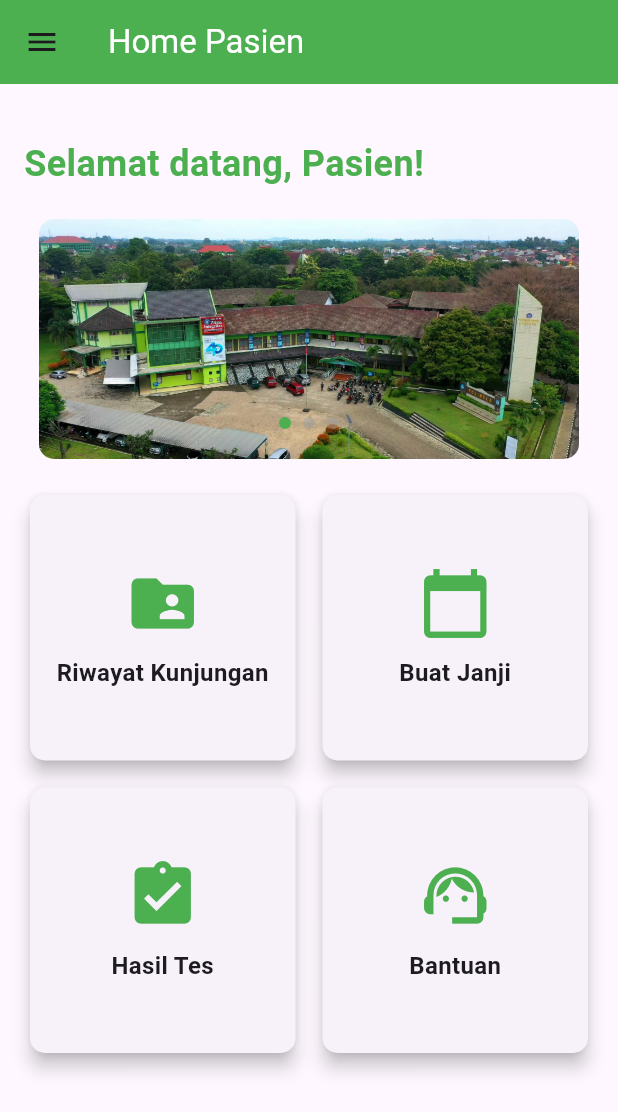
After one commit to ariandika79754/PM, a Flutter app: the HomePasienScreen screen opened directly, on a phone screen of 412 x 824 dp. The commit adds this screen. Shown: the top 1112 px of the screen. Run offline on Flutter 3.47's test engine with Material 3 defaults, Android fonts, the phone set to English and light mode, and no system bars; our stand-ins replace image_picker, open_file, pdf, shared_preferences; accounts and stored records are empty.

Commit message:
update by ari

```diff
--- /dev/null
+++ b/lib/screens/komponen/home_pasien_screen.dart
@@ -0,0 +1,276 @@
+import 'package:flutter/material.dart';
+import 'package:shared_preferences/shared_preferences.dart'; // Tambahkan ini
+import '../layoutpasien/riwayat_kunjungan_screen.dart';
+import '../layoutpasien/buat_janji_screen.dart';
+import '../layoutpasien/hasil_tes_screen.dart';
+import '../layoutpasien/bantuan_screen.dart';
+import '../layoutpasien/profile_screen.dart';
+
+class HomePasienScreen extends StatefulWidget {
+  @override
+  _HomePasienScreenState createState() => _HomePasienScreenState();
+}
+
+class _HomePasienScreenState extends State<HomePasienScreen> {
+  int _currentIndex = 0;
+  String? _userEmail;
+  String? _userAvatar;
+  final List<String> _imageAssets = [
+    'assets/images/hero.jpg',
+    'assets/images/klinik.jpg',
+    'assets/images/klinik.jpg',
+  ];
+
+  @override
+  void initState() {
+    super.initState();
+    _loadUserData();
+  }
+
+  // Fungsi untuk memuat email dan avatar dari sesi pengguna
+  Future<void> _loadUserData() async {
+    SharedPreferences prefs = await SharedPreferences.getInstance();
+    setState(() {
+      _userEmail = prefs.getString('email') ?? 'pasien@example.com'; // Default
+      _userAvatar = prefs.getString('avatar') ??
+          'assets/images/default_avatar.png'; // Default avatar
+    });
+  }
+
+  @override
+  Widget build(BuildContext context) {
+    return Scaffold(
+      appBar: AppBar(
+        title: Text(
+          'Home Pasien',
+          style: TextStyle(color: Colors.white),
+        ),
+        backgroundColor: Colors.green,
+        leading: Builder(
+          builder: (BuildContext context) {
+            return IconButton(
+              icon: Icon(Icons.menu),
+              onPressed: () {
+                Scaffold.of(context).openDrawer();
+              },
+            );
+          },
+        ),
+      ),
+      drawer: Drawer(
+        child: ListView(
+          children: [
+            UserAccountsDrawerHeader(
+              accountName: Text('Pasien'),
+              accountEmail: Text(
+                  _userEmail ?? 'pasien@example.com'), // Email sesuai login
+              currentAccountPicture: CircleAvatar(
+                backgroundImage: AssetImage(_userAvatar ??
+                    'assets/images/default_avatar.png'), // Avatar sesuai login
+                backgroundColor: Colors.white,
+              ),
+            ),
+            ListTile(
+              leading: Icon(Icons.person),
+              title: Text('Profil'),
+              onTap: () {
+                Navigator.push(
+                  context,
+                  MaterialPageRoute(
+                    builder: (context) => ProfileScreen(), // Halaman profil
+                  ),
+                );
+              },
+            ),
+            ListTile(
+              leading: Icon(Icons.monitor_heart),
+              title: Text('Alat Gula Darah'),
+              onTap: () {
+                Navigator.pop(context);
+              },
+            ),
+            ListTile(
+              leading: Icon(Icons.close),
+              title: Text('Tutup'),
+              onTap: () {
+                Navigator.pop(context); // Untuk menutup drawer
+              },
+            ),
+          ],
+        ),
+      ),
+      body: Padding(
+        padding: const EdgeInsets.all(16.0),
+        child: Column(
+          crossAxisAlignment: CrossAxisAlignment.start,
+          children: [
+            Padding(
+              padding: const EdgeInsets.only(top: 20.0),
+              child: Text(
+                'Selamat datang, Pasien!',
+                style: TextStyle(
+                  fontSize: 24,
+                  fontWeight: FontWeight.bold,
+                  color: Colors.green,
+                ),
+              ),
+            ),
+            SizedBox(height: 20),
+            SizedBox(
+              height: 160, // Tetap tinggi gambar
+              child: Stack(
+                children: [
+                  PageView.builder(
+                    itemCount: _imageAssets.length,
+                    pageSnapping: true,
+                    controller: PageController(
+                        viewportFraction: 1), // Mengatur jarak antar gambar
+                    onPageChanged: (index) {
+                      setState(() {
+                        _currentIndex = index;
+                      });
+                    },
+                    itemBuilder: (context, index) {
+                      return Padding(
+                        padding: const EdgeInsets.symmetric(
+                            horizontal: 10.0), // Menambahkan padding di sisi
+                        child: ClipRRect(
+                          borderRadius: BorderRadius.circular(10.0),
+                          child: Image.asset(
+                            _imageAssets[index],
+                            fit: BoxFit.cover,
+                          ),
+                        ),
+                      );
+                    },
+                  ),
+                  // Pindahkan dot di bawah gambar dan tambah jarak
+                  Align(
+                    alignment: Alignment.bottomCenter,
+                    child: Padding(
+                      padding: const EdgeInsets.only(
+                          top: 130.0, bottom: 20.0), // Atur jarak ke bawah
+                      child: Row(
+                        mainAxisAlignment: MainAxisAlignment.center,
+                        children: List.generate(
+                          _imageAssets.length,
+                          (index) => Padding(
+                            padding:
+                                const EdgeInsets.symmetric(horizontal: 4.0),
+                            child: GestureDetector(
+                              onTap: () {
+                                setState(() {
+                                  _currentIndex = index;
+                                });
+                              },
+                              child: Container(
+                                width: 8.0,
+                                height: 8.0,
+                                decoration: BoxDecoration(
+                                  color: _currentIndex == index
+                                      ? Colors.green
+                                      : Colors.grey.withOpacity(0.5),
+                                  shape: BoxShape.circle,
+                                ),
+                              ),
+                            ),
+                          ),
+                        ),
+                      ),
+                    ),
+                  ),
+                ],
+              ),
+            ),
+            SizedBox(height: 20),
+            Expanded(
+              child: GridView.count(
+                crossAxisCount: 2,
+                crossAxisSpacing: 10,
+                mainAxisSpacing: 10,
+                children: [
+                  _buildFeatureCard(
+                    icon: Icons.folder_shared,
+                    label: 'Riwayat Kunjungan',
+                    onTap: () {
+                      Navigator.push(
+                        context,
+                        MaterialPageRoute(
+                          builder: (context) => RiwayatKunjunganScreen(),
+                        ),
+                      );
+                    },
+                  ),
+                  _buildFeatureCard(
+                    icon: Icons.calendar_today,
+                    label: 'Buat Janji',
+                    onTap: () {
+                      Navigator.push(
+                        context,
+                        MaterialPageRoute(
+                          builder: (context) => BuatJanjiScreen(),
+                        ),
+                      );
+                    },
+                  ),
+                  _buildFeatureCard(
+                    icon: Icons.assignment_turned_in,
+                    label: 'Hasil Tes',
+                    onTap: () {
+                      Navigator.push(
+                        context,
+                        MaterialPageRoute(
+                          builder: (context) => HasilTesScreen(),
+                        ),
+                      );
+                    },
+                  ),
+                  _buildFeatureCard(
+                    icon: Icons.support_agent,
+                    label: 'Bantuan',
+                    onTap: () {
+                      Navigator.push(
+                        context,
+                        MaterialPageRoute(
+                          builder: (context) => BantuanScreen(),
+                        ),
+                      );
+                    },
+                  ),
+                ],
+              ),
+            ),
+          ],
+        ),
+      ),
+    );
+  }
+
+  Widget _buildFeatureCard({
+    required IconData icon,
+    required String label,
+    required VoidCallback onTap,
+  }) {
+    return GestureDetector(
+      onTap: onTap,
+      child: Card(
+        elevation: 5,
+        shape: RoundedRectangleBorder(
+          borderRadius: BorderRadius.circular(10.0),
+        ),
+        child: Column(
+          mainAxisAlignment: MainAxisAlignment.center,
+          children: [
+            Icon(icon, size: 50, color: Colors.green),
+            SizedBox(height: 10),
+            Text(
+              label,
+              style: TextStyle(fontSize: 16, fontWeight: FontWeight.bold),
+              textAlign: TextAlign.center,
+            ),
+          ],
+        ),
+      ),
+    );
+  }
+}
--- a/pubspec.yaml
+++ b/pubspec.yaml
@@ -40,6 +40,7 @@ dependencies:
   pdf: ^3.6.0
   path_provider: ^2.0.11
   open_file: ^3.2.1
+  image_picker: ^0.8.7+3
 
 dev_dependencies:
   flutter_test:
```
Also changed, not shown: lib/screens/auth/login_screen.dart (+64 -32 lines), lib/screens/auth/register_screen.dart (+8 -9 lines), lib/screens/layoutpasien/bantuan_screen.dart (added, +90 -0 lines), lib/screens/layoutpasien/buat_janji_screen.dart (added, +16 -0 lines), lib/screens/layoutpasien/hasil_tes_screen.dart (added, +16 -0 lines), lib/screens/layoutpasien/profile_screen.dart (added, +160 -0 lines), lib/screens/layoutpasien/riwayat_kunjungan_screen.dart (added, +16 -0 lines), pubspec.lock.
